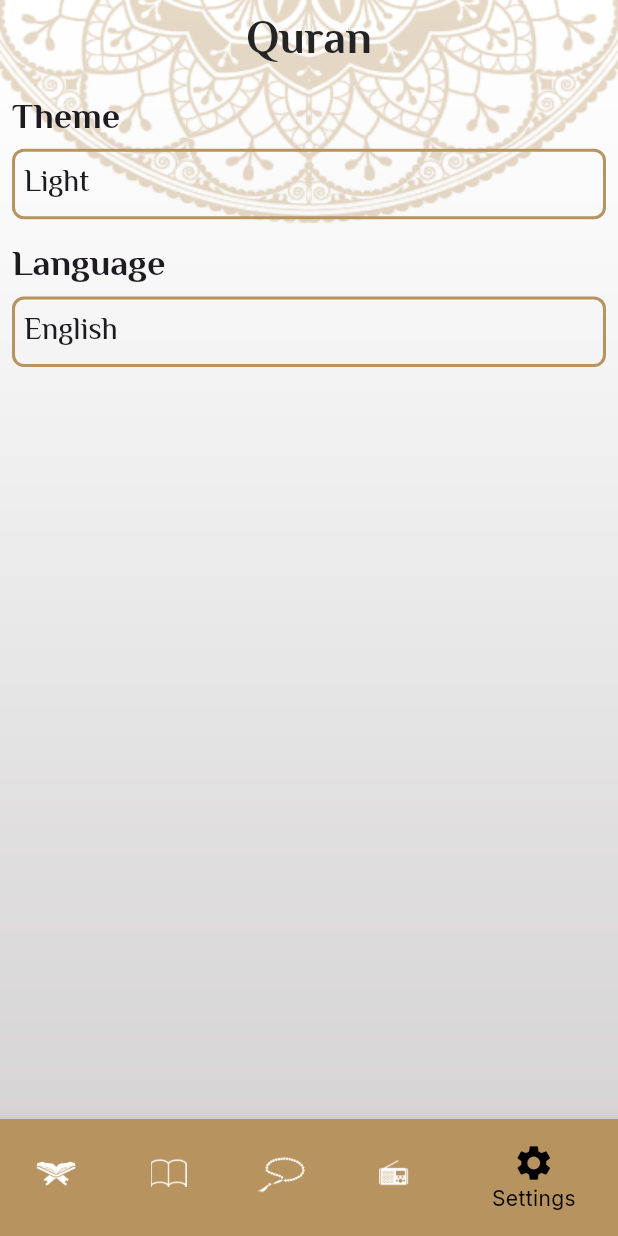
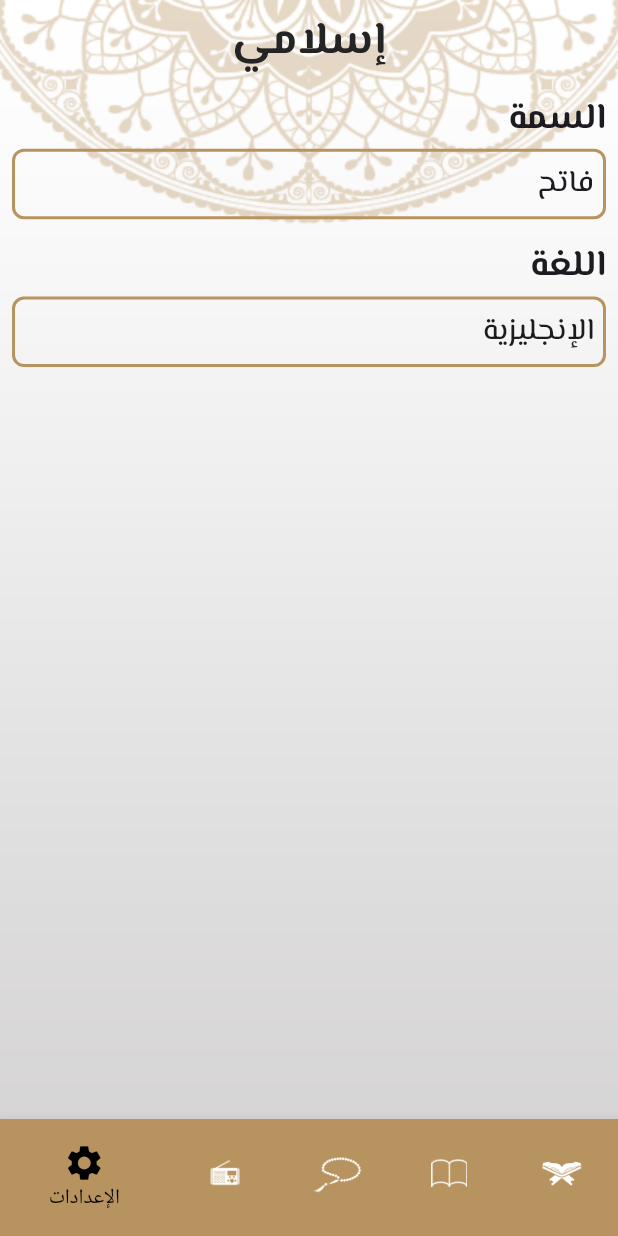
Before and after one commit to MuhammadAliAbdulKareem/Quran-App, a Flutter app: the screen it shows after launch, item 5 of the bottom bar chosen, on a phone screen of 412 x 824 dp. Run offline on Flutter 3.47's test engine with Material 3 defaults, Android fonts, the phone set to English and light mode, and no system bars; our stand-ins replace google_fonts; generated files the repository leaves out were written again.

Commit message:
Localization_Done

```diff
--- /dev/null
+++ b/quran_app/l10n.yaml
@@ -0,0 +1,3 @@
+arb-dir: lib/l10n
+template-arb-file: app_en.arb
+output-localization-file: app_localizations.dart
--- a/quran_app/lib/config/theme/my_theme.dart
+++ b/quran_app/lib/config/theme/my_theme.dart
@@ -51,7 +51,7 @@ class MyTheme {
         fontWeight: FontWeight.w500,
       ),
       displayLarge: GoogleFonts.elMessiri(
-        fontSize: 28.0,
+        fontSize: 24.0,
         fontWeight: FontWeight.w700,
       ),
     ),
--- /dev/null
+++ b/quran_app/lib/l10n/app_ar.arb
@@ -0,0 +1,17 @@
+{
+    "appTitle" : "إسلامي",
+    "chapterName" : "أسم السورة",
+    "versesNumber" : "عدد الآيات",
+    "quranTab" : "القرآن",
+    "hadithTab" : "الحديث",
+    "sebhaTab" : "التسبيح",
+    "radioTab" : "الراديو",
+    "settingTab" : "الإعدادات",
+    "hadithHeader" : "الأحاديث",
+    "theme" : "السمة",
+    "language" : "اللغة",
+    "light" : "فاتح",
+    "dark" : "داكن",
+    "english" : "الإنجليزية",
+    "arabic" : "العربية"
+}
--- a/quran_app/lib/my_app/my_app.dart
+++ b/quran_app/lib/my_app/my_app.dart
@@ -1,9 +1,11 @@
 import 'package:flutter/material.dart';
+
 import 'package:quran_app/core/routes_manager.dart';
 import 'package:quran_app/presentation/screens/hadith_details_screen.dart/hadtih_details.dart';
 import 'package:quran_app/presentation/screens/home/home_screen.dart';
 import 'package:quran_app/presentation/screens/quran_details_screen/quran_details.dart';
 import 'package:quran_app/presentation/screens/splash/splash_screen.dart';
+import 'package:flutter_gen/gen_l10n/app_localizations.dart';
 
 import '../config/theme/my_theme.dart';
 
@@ -22,6 +24,18 @@ class MyApp extends StatelessWidget {
         RoutesManager.quranDetailsRoute: (_) => const QuranDetails(),
         RoutesManager.hadithDetailsRoute: (_) => const HadtihDetails(),
       },
+      localizationsDelegates: AppLocalizations.localizationsDelegates,
+      // localizationsDelegates: const [
+      // AppLocalization.delegate,
+      //   GlobalMaterialLocalizations.delegate,
+      //   GlobalWidgetsLocalizations.delegate,
+      //   GlobalCupertinoLocalizations.delegate,
+      // ],
+      supportedLocales: const [
+        Locale('en'),
+        Locale('ar'),
+      ],
+      locale: const Locale('ar'),
       debugShowCheckedModeBanner: false,
       initialRoute: RoutesManager.splashRoute,
     );
--- a/quran_app/lib/presentation/screens/home/home_screen.dart
+++ b/quran_app/lib/presentation/screens/home/home_screen.dart
@@ -1,12 +1,12 @@
 import 'package:flutter/material.dart';
 import 'package:quran_app/core/assets_manager.dart';
 import 'package:quran_app/core/colors_manager.dart';
-import 'package:quran_app/core/strings_manager.dart';
 import 'package:quran_app/presentation/screens/home/tabs/hadith_tab/hadith_tab.dart';
 import 'package:quran_app/presentation/screens/home/tabs/quran_tab/quran_tab.dart';
 import 'package:quran_app/presentation/screens/home/tabs/radio_tab/radio_tab.dart';
 import 'package:quran_app/presentation/screens/home/tabs/setting_tab/settings_tab.dart';
 import 'package:quran_app/presentation/screens/home/tabs/tasbeh_tab/tasbeh_tab.dart';
+import 'package:flutter_gen/gen_l10n/app_localizations.dart';
 
 class HomeScreen extends StatefulWidget {
   const HomeScreen({super.key});
@@ -40,8 +40,8 @@ class _HomeScreenState extends State<HomeScreen> {
       ),
       child: Scaffold(
         appBar: AppBar(
-          title: const Text(
-            StringsManager.appTitle,
+          title: Text(
+            AppLocalizations.of(context)!.appTitle,
           ),
         ),
         bottomNavigationBar: BottomNavigationBar(
@@ -51,43 +51,43 @@ class _HomeScreenState extends State<HomeScreen> {
               });
             },
             currentIndex: selectedTab,
-            items: const [
+            items: [
               BottomNavigationBarItem(
                 backgroundColor: ColorsManager.goldColor,
-                icon: ImageIcon(
+                icon: const ImageIcon(
                   AssetImage(
                     AssetsManager.quranIcon,
                   ),
                   size: 32.0,
                 ),
-                label: StringsManager.quranLabel,
+                label: AppLocalizations.of(context)!.quranTab,
               ),
               BottomNavigationBarItem(
                 backgroundColor: ColorsManager.goldColor,
-                icon: ImageIcon(
+                icon: const ImageIcon(
                   AssetImage(AssetsManager.hadithIcon),
                 ),
-                label: StringsManager.hadithLabel,
+                label: AppLocalizations.of(context)!.hadithTab,
               ),
               BottomNavigationBarItem(
                 backgroundColor: ColorsManager.goldColor,
-                icon: ImageIcon(
+                icon: const ImageIcon(
                   AssetImage(AssetsManager.tasbehIcon),
                   size: 40.0,
                 ),
-                label: StringsManager.tasbehLabel,
+                label: AppLocalizations.of(context)!.sebhaTab,
               ),
               BottomNavigationBarItem(
                 backgroundColor: ColorsManager.goldColor,
-                icon: ImageIcon(
+                icon: const ImageIcon(
                   AssetImage(AssetsManager.radioIcon),
                 ),
-                label: StringsManager.radioLabel,
+                label: AppLocalizations.of(context)!.radioTab,
               ),
               BottomNavigationBarItem(
                 backgroundColor: ColorsManager.goldColor,
-                icon: Icon(Icons.settings),
-                label: StringsManager.settingsLabel,
+                icon: const Icon(Icons.settings),
+                label: AppLocalizations.of(context)!.settingTab,
               ),
             ]),
         body: tabs[selectedTab],
--- a/quran_app/lib/presentation/screens/home/tabs/hadith_tab/hadith_header_widget.dart
+++ b/quran_app/lib/presentation/screens/home/tabs/hadith_tab/hadith_header_widget.dart
@@ -1,6 +1,6 @@
 import 'package:flutter/material.dart';
 
-import '../../../../../core/strings_manager.dart';
+import 'package:flutter_gen/gen_l10n/app_localizations.dart';
 
 class HadithHeaderWidget extends StatelessWidget {
   const HadithHeaderWidget({
@@ -21,7 +21,7 @@ class HadithHeaderWidget extends StatelessWidget {
         ),
       ),
       child: Text(
-        StringsManager.hadithHeaderLabel,
+        AppLocalizations.of(context)!.hadithHeader,
         style: Theme.of(context).textTheme.labelMedium?.copyWith(
               fontSize: 24.0,
               fontWeight: FontWeight.w700,
--- a/quran_app/lib/presentation/screens/home/tabs/quran_tab/quran_tab.dart
+++ b/quran_app/lib/presentation/screens/home/tabs/quran_tab/quran_tab.dart
@@ -240,7 +240,9 @@ class QuranTab extends StatelessWidget {
   ];
   @override
   Widget build(BuildContext context) {
-    return Column(
+    return Directionality(
+      textDirection: TextDirection.rtl,
+      child: Column(
         children: [
           Expanded(
             flex: 2,
@@ -263,6 +265,7 @@ class QuranTab extends StatelessWidget {
             ),
           )
         ],
+      ),
     );
   }
 }
--- a/quran_app/lib/presentation/screens/home/tabs/quran_tab/widgets/quran_header_widget.dart
+++ b/quran_app/lib/presentation/screens/home/tabs/quran_tab/widgets/quran_header_widget.dart
@@ -25,7 +25,7 @@ class QuranHeaderWidget extends StatelessWidget {
               child: Padding(
                 padding: const EdgeInsets.all(4.0),
                 child: Text(
-                  StringsManager.versesNumberLabel,
+                  StringsManager.chapterNumberLabel,
                   textAlign: TextAlign.center,
                   style: Theme.of(context).textTheme.labelMedium,
                 ),
@@ -39,7 +39,7 @@ class QuranHeaderWidget extends StatelessWidget {
               child: Padding(
                 padding: const EdgeInsets.all(4.0),
                 child: Text(
-                  StringsManager.chapterNumberLabel,
+                  StringsManager.versesNumberLabel,
                   textAlign: TextAlign.center,
                   style: Theme.of(context).textTheme.labelMedium,
                 ),
--- a/quran_app/lib/presentation/screens/home/tabs/quran_tab/widgets/quran_item_widget.dart
+++ b/quran_app/lib/presentation/screens/home/tabs/quran_tab/widgets/quran_item_widget.dart
@@ -26,7 +26,7 @@ class QuranItemWidget extends StatelessWidget {
               child: Padding(
                 padding: const EdgeInsets.only(top: 12.0),
                 child: Text(
-                  surahItem.versesNumber.toString(),
+                  surahItem.surahName,
                   textAlign: TextAlign.center,
                   style: Theme.of(context).textTheme.bodyMedium,
                 ),
@@ -40,7 +40,7 @@ class QuranItemWidget extends StatelessWidget {
               child: Padding(
                 padding: const EdgeInsets.only(top: 12.0),
                 child: Text(
-                  surahItem.surahName,
+                  surahItem.versesNumber.toString(),
                   textAlign: TextAlign.center,
                   style: Theme.of(context).textTheme.bodyMedium,
                 ),
--- a/quran_app/lib/presentation/screens/home/tabs/setting_tab/settings_tab.dart
+++ b/quran_app/lib/presentation/screens/home/tabs/setting_tab/settings_tab.dart
@@ -2,6 +2,7 @@ import 'package:flutter/material.dart';
 import 'package:quran_app/presentation/screens/home/tabs/setting_tab/widgets/language_bottom_sheet%20copy.dart';
 
 import 'widgets/theme_bottom_sheet.dart';
+import 'package:flutter_gen/gen_l10n/app_localizations.dart';
 
 class SettingsTab extends StatelessWidget {
   const SettingsTab({super.key});
@@ -15,7 +16,7 @@ class SettingsTab extends StatelessWidget {
         crossAxisAlignment: CrossAxisAlignment.stretch,
         children: [
           Text(
-            'Theme',
+            AppLocalizations.of(context)!.theme,
             style: Theme.of(context).textTheme.headlineMedium,
           ),
           SizedBox(
@@ -34,7 +35,7 @@ class SettingsTab extends StatelessWidget {
                 ),
               ),
               child: Text(
-                'Light',
+                AppLocalizations.of(context)!.light,
                 style: Theme.of(context).textTheme.headlineSmall,
               ),
             ),
@@ -43,7 +44,7 @@ class SettingsTab extends StatelessWidget {
             height: screenSize.height * 0.02,
           ),
           Text(
-            'Language',
+            AppLocalizations.of(context)!.language,
             style: Theme.of(context).textTheme.headlineMedium,
           ),
           SizedBox(
@@ -62,7 +63,7 @@ class SettingsTab extends StatelessWidget {
                 ),
               ),
               child: Text(
-                'English',
+                AppLocalizations.of(context)!.english,
                 style: Theme.of(context).textTheme.headlineSmall,
               ),
             ),
--- a/quran_app/lib/presentation/screens/home/tabs/setting_tab/widgets/language_bottom_sheet copy.dart
+++ b/quran_app/lib/presentation/screens/home/tabs/setting_tab/widgets/language_bottom_sheet copy.dart
@@ -15,7 +15,7 @@ class LanguageBottomSheet extends StatelessWidget {
         children: [
           selectedThemeWidget(context, "English"),
           SizedBox(
-            height: screenSize.height * 0.02,
+            height: screenSize.height * 0.03,
           ),
           unSelectedThemeWidget(context, "العربية"),
         ],
--- a/quran_app/pubspec.yaml
+++ b/quran_app/pubspec.yaml
@@ -33,7 +33,10 @@ dependencies:
   flutter:
     sdk: flutter
   flutter_gen_runner: ^5.8.0
+  flutter_localizations:
+    sdk: flutter
   google_fonts: ^6.2.1
+  intl: any
 
 dev_dependencies:
   flutter_lints: ^4.0.0
@@ -44,6 +47,7 @@ dev_dependencies:
 # following page: https://dart.dev/tools/pub/pubspec
 # The following section is specific to Flutter packages.
 flutter:
+  generate: true
 
   # The following line ensures that the Material Icons font is
   # included with your application, so that you can use the icons in
```
Also changed, not shown: quran_app/lib/l10n/app_en.arb (added, +17 -0 lines), quran_app/lib/presentation/screens/home/tabs/setting_tab/widgets/theme_bottom_sheet.dart (+4 -3 lines), quran_app/pubspec.lock. Lines whose indentation alone changed are shown as unchanged.
